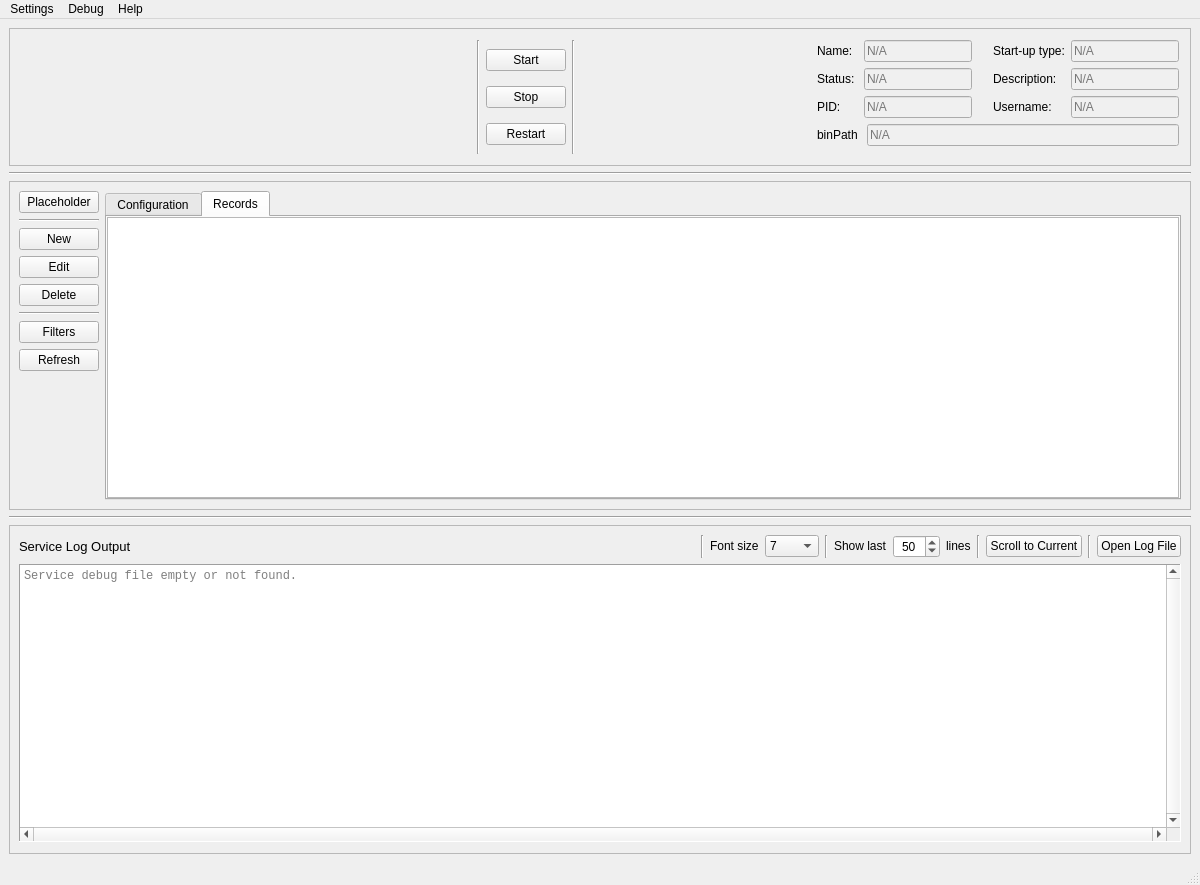
ISISNeutronMuon/HLM_PV_Import, file ServiceManager/GUI/layouts/MainWindow.ui: the form before one commit.
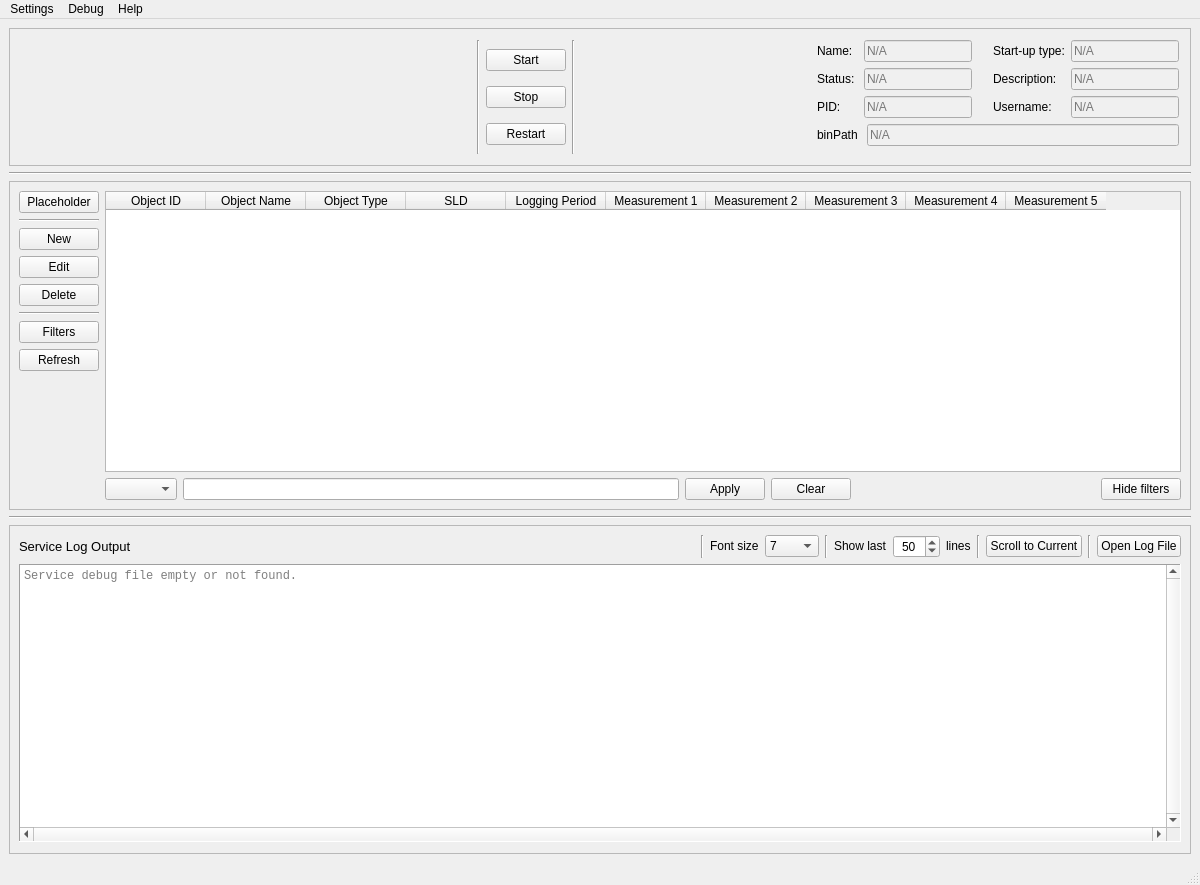
The form after the commit. The open tabs and pages were chosen to show the change.

Commit message: Add SLD on Vessel/Cryostat/Gas Counter creation, Service check for object SLD when adding measurements, updated manager config table

```diff
--- a/ServiceManager/GUI/layouts/MainWindow.ui
+++ b/ServiceManager/GUI/layouts/MainWindow.ui
@@ -17,7 +17,7 @@
    <locale language="English" country="UnitedKingdom"/>
   </property>
   <widget class="QWidget" name="centralwidget">
-   <layout class="QVBoxLayout" name="verticalLayout_9">
+   <layout class="QVBoxLayout" name="verticalLayout_10">
     <item>
      <widget class="QFrame" name="serviceStatusFrame">
       <property name="frameShape">
@@ -544,37 +544,17 @@
           </layout>
          </item>
          <item>
-          <widget class="QTabWidget" name="tabWidget">
-           <property name="font">
-            <font>
-             <pointsize>9</pointsize>
-            </font>
-           </property>
-           <property name="currentIndex">
-            <number>0</number>
-           </property>
-           <widget class="QWidget" name="configTab">
-            <attribute name="title">
-             <string>Configuration</string>
-            </attribute>
-            <layout class="QVBoxLayout" name="verticalLayout_11">
-             <property name="spacing">
-              <number>7</number>
-             </property>
-             <property name="leftMargin">
-              <number>0</number>
-             </property>
-             <property name="topMargin">
-              <number>0</number>
-             </property>
-             <property name="rightMargin">
-              <number>0</number>
-             </property>
-             <property name="bottomMargin">
-              <number>0</number>
-             </property>
+          <layout class="QVBoxLayout" name="verticalLayout_9">
              <item>
               <widget class="QTableWidget" name="configTable">
+             <property name="font">
+              <font>
+               <pointsize>9</pointsize>
+              </font>
+             </property>
+             <property name="sizeAdjustPolicy">
+              <enum>QAbstractScrollArea::AdjustIgnored</enum>
+             </property>
                <property name="alternatingRowColors">
                 <bool>false</bool>
                </property>
@@ -597,12 +577,27 @@
                 <property name="text">
                  <string>Object ID</string>
                 </property>
+              <property name="font">
+               <font>
+                <pointsize>9</pointsize>
+               </font>
+              </property>
                </column>
                <column>
                 <property name="text">
                  <string>Object Name</string>
                 </property>
                </column>
+             <column>
+              <property name="text">
+               <string>Object Type</string>
+              </property>
+             </column>
+             <column>
+              <property name="text">
+               <string>SLD</string>
+              </property>
+             </column>
                <column>
                 <property name="text">
                  <string>Logging Period</string>
@@ -774,30 +769,6 @@
               </widget>
              </item>
             </layout>
-           </widget>
-           <widget class="QWidget" name="recordsTab">
-            <attribute name="title">
-             <string>Records</string>
-            </attribute>
-            <layout class="QVBoxLayout" name="verticalLayout_12">
-             <property name="leftMargin">
-              <number>0</number>
-             </property>
-             <property name="topMargin">
-              <number>0</number>
-             </property>
-             <property name="rightMargin">
-              <number>0</number>
-             </property>
-             <property name="bottomMargin">
-              <number>0</number>
-             </property>
-             <item>
-              <widget class="QTableWidget" name="recordsTable"/>
-             </item>
-            </layout>
-           </widget>
-          </widget>
          </item>
         </layout>
        </item>
```
Lines whose indentation alone changed are shown as unchanged. The commit also changes 7 other files.
